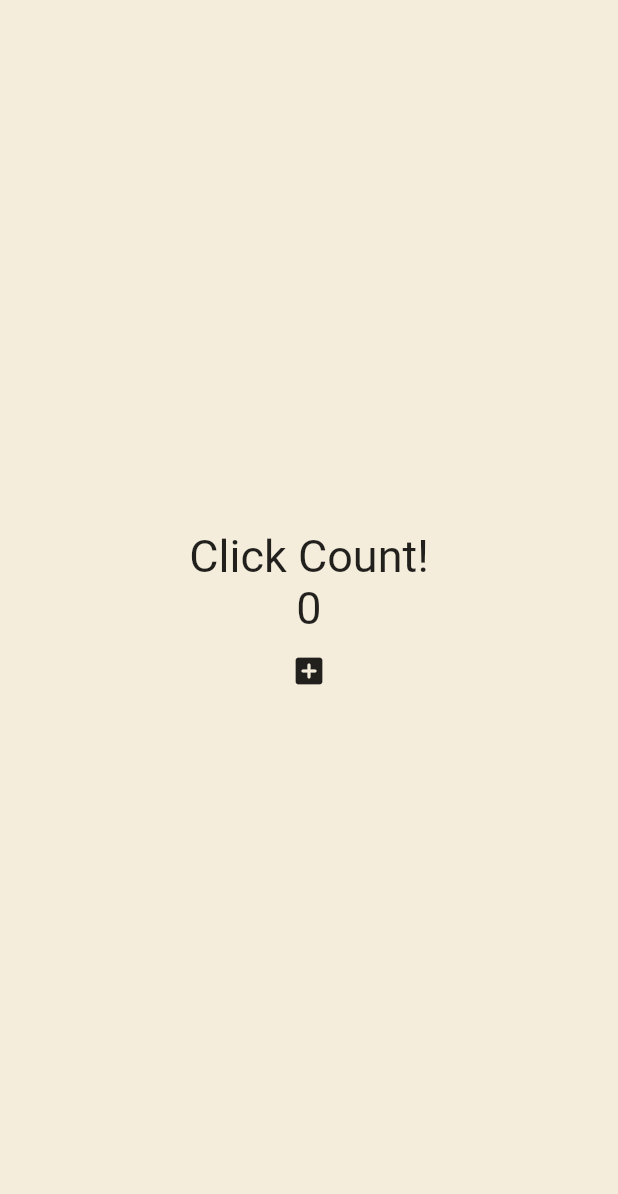
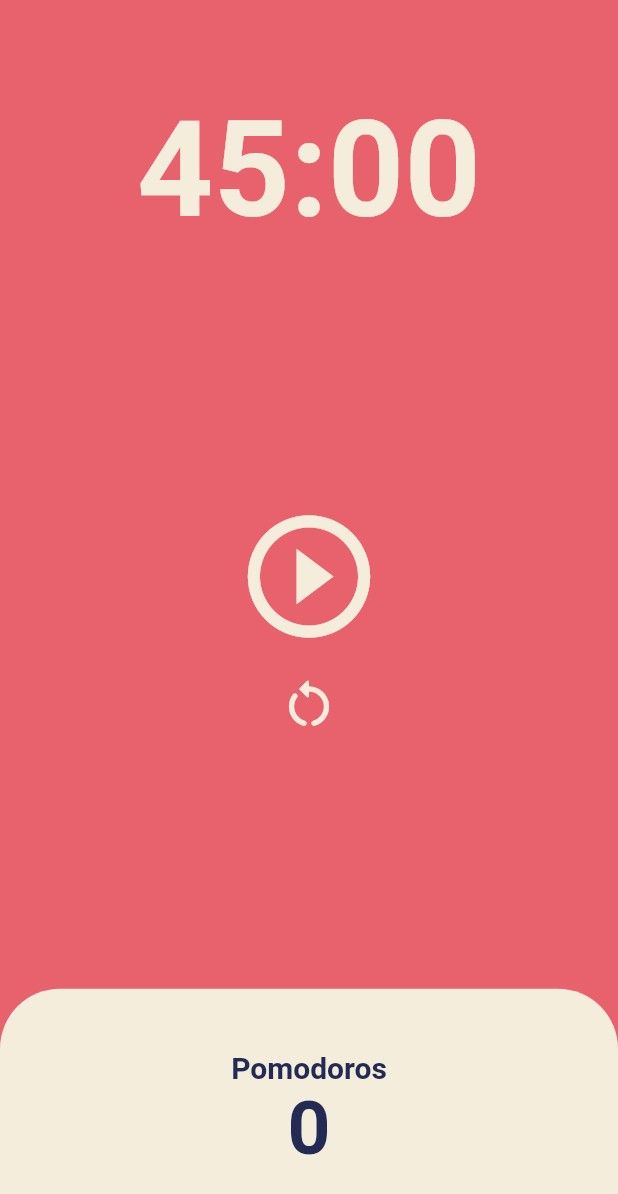
Before and after one commit to parkheeyeun/toonflix, a Flutter app: the screen it shows after launch, on a phone screen of 412 x 824 dp. Shown: the top 1194 px of the screen. Run offline on Flutter 3.47's test engine with Material 2 defaults, Android fonts, the phone set to English and light mode, and no system bars.

Commit message:
pomodors

```diff
--- a/lib/main.dart
+++ b/lib/main.dart
@@ -1,56 +1,27 @@
 import 'package:flutter/material.dart';
+import 'package:toonflix/screens/home_screen.dart';
 
 void main() {
   runApp(const MyApp());
 }
 
-class MyApp extends StatefulWidget {
+class MyApp extends StatelessWidget {
   const MyApp({super.key});
-
-  @override
-  State<MyApp> createState() => _MyAppState();
-}
-
-class _MyAppState extends State<MyApp> {
-  int count = 0;
-
-  void onclick() {
-    setState(() {
-      count = count + 1;
-    });
-  }
 
   @override
   Widget build(BuildContext context) {
     return MaterialApp(
-      home: Scaffold(
-        backgroundColor: const Color(0xFFF4EDDB),
-        body: Center(
-          child: Column(
-            mainAxisAlignment: MainAxisAlignment.center,
-            children: [
-              const Text(
-                'Click Count!',
-                style: TextStyle(
-                  fontSize: 30,
-                ),
-              ),
-              Text(
-                '$count',
-                style: const TextStyle(
-                  fontSize: 30,
-                ),
-              ),
-              IconButton(
-                onPressed: onclick,
-                icon: const Icon(
-                  Icons.add_box_rounded,
-                ),
-              )
-            ],
+        theme: ThemeData(
+          colorScheme: ColorScheme.fromSwatch(
+            backgroundColor: const Color(0xFFE7626C),
           ),
+          textTheme: const TextTheme(
+            displayLarge: TextStyle(
+              color: Color(0xFF232B55),
+            ),
+          ),
+          cardColor: const Color(0xFFF4EDDB),
         ),
-      ),
-    );
+        home: const HomeScreen());
   }
 }
--- /dev/null
+++ b/lib/screens/home_screen.dart
@@ -0,0 +1,154 @@
+import 'dart:async';
+import 'package:flutter/material.dart';
+
+class HomeScreen extends StatefulWidget {
+  const HomeScreen({super.key});
+
+  @override
+  State<HomeScreen> createState() => _HomeScreenState();
+}
+
+class _HomeScreenState extends State<HomeScreen> {
+  int totalSecond = 2700;
+  bool isRunning = false;
+  int totalcount = 0;
+  late Timer timer;
+
+  void onTick(Timer timer) {
+    if (totalSecond == 0) {
+      setState(() {
+        totalcount = totalcount + 1;
+        isRunning = false;
+        totalSecond = 2700;
+      });
+      timer.cancel();
+    } else {
+      setState(() {
+        totalSecond = totalSecond - 1;
+      });
+    }
+  }
+
+  // 타이머 초기화 함수
+  // 1초마다 onTick함수 실행
+  void onStartPress() {
+    timer = Timer.periodic(
+      const Duration(seconds: 1),
+      onTick,
+    );
+    setState(() {
+      isRunning = true;
+    });
+  }
+
+  void onPausePress() {
+    timer.cancel();
+    setState(() {
+      isRunning = false;
+    });
+  }
+
+  void onRestart() {
+    timer.cancel();
+    setState(() {
+      isRunning = false;
+      totalSecond = 2700;
+      totalcount = 0;
+    });
+  }
+
+  String format(int seconds) {
+    var duration = Duration(seconds: seconds);
+    return duration.toString().split('.')[0].substring(2);
+  }
+
+  @override
+  Widget build(BuildContext context) {
+    return Scaffold(
+      backgroundColor: Theme.of(context).colorScheme.background,
+      body: Column(
+        children: [
+          Flexible(
+            flex: 1,
+            child: Container(
+              alignment: Alignment.bottomCenter,
+              child: Text(
+                format(totalSecond),
+                style: TextStyle(
+                  color: Theme.of(context).cardColor,
+                  fontSize: 89,
+                  fontWeight: FontWeight.w600,
+                ),
+              ),
+            ),
+          ),
+          Flexible(
+            flex: 3,
+            child: Column(
+              mainAxisAlignment: MainAxisAlignment.center,
+              children: [
+                IconButton(
+                  iconSize: 98,
+                  color: Theme.of(context).cardColor,
+                  onPressed: isRunning ? onPausePress : onStartPress,
+                  icon: Icon(isRunning
+                      ? Icons.pause_circle_outline
+                      : Icons.play_circle_outline),
+                ),
+                Center(
+                  child: IconButton(
+                      iconSize: 40,
+                      color: Theme.of(context).cardColor,
+                      onPressed: onRestart,
+                      icon: const Icon(
+                        Icons.restart_alt_rounded,
+                      )),
+                ),
+              ],
+            ),
+          ),
+          Flexible(
+            flex: 1,
+            child: Row(
+              children: [
+                Expanded(
+                  child: Container(
+                    decoration: BoxDecoration(
+                      borderRadius: const BorderRadius.vertical(
+                        top: Radius.circular(40),
+                      ),
+                      color: Theme.of(context).cardColor,
+                    ),
+                    child: Column(
+                      mainAxisAlignment: MainAxisAlignment.center,
+                      children: [
+                        Text(
+                          'Pomodoros',
+                          style: TextStyle(
+                            fontSize: 20,
+                            fontWeight: FontWeight.w600,
+                            color:
+                                Theme.of(context).textTheme.displayLarge!.color,
+                          ),
+                        ),
+                        Text(
+                          '$totalcount',
+                          style: TextStyle(
+                            fontSize: 50,
+                            fontWeight: FontWeight.w600,
+                            color:
+                                Theme.of(context).textTheme.displayLarge!.color,
+                          ),
+                        ),
+                      ],
+                    ),
+                  ),
+                ),
+              ],
+            ),
+          ),
+        ],
+      ),
+    );
+  }
+}
```
